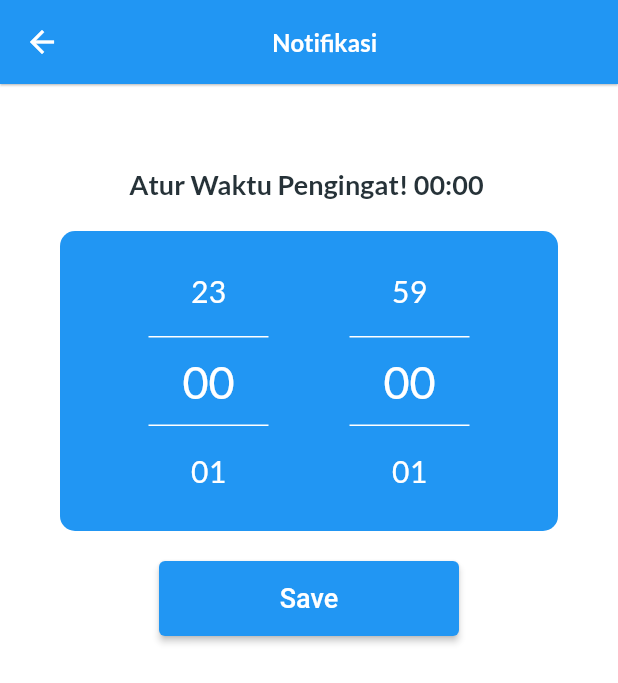
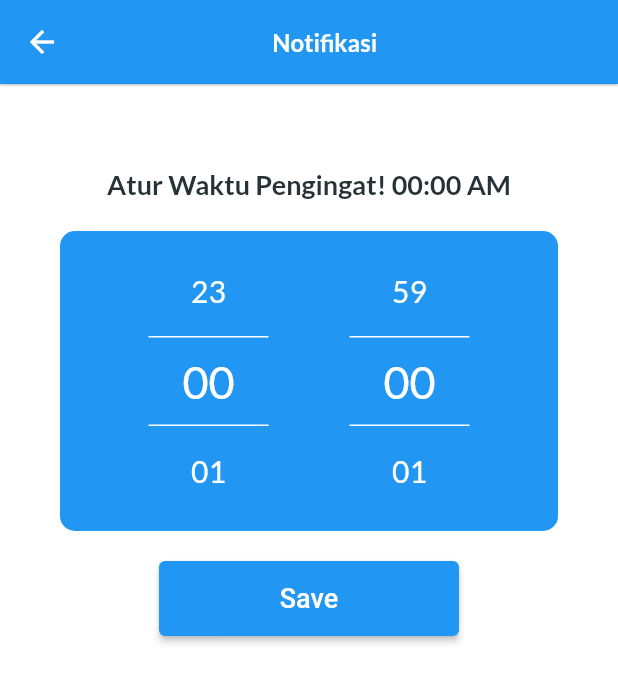
Before and after one commit to rizkycandra0426/investasi_app, a Flutter app: the NotifikasiView screen opened directly, after a tap on "Save", on a phone screen of 412 x 824 dp. Shown: the top 683 px of the screen. Run offline on Flutter 3.47's test engine with Material 3 defaults, Android fonts, the light colour scheme and no system bars; drawn by our look-alikes of numberpicker; our stand-ins replace animated_splash_screen, cached_network_image, carousel_slider, dio, file_picker, flutter_animate and 14 more; missing offline and left inert: faker_dart; accounts and stored records are empty; network calls fail; project files that could hold a hidden picture were left out.

Commit message:
edit pinjaman, berita and notifikasi

```diff
--- a/lib/module/investasi/pinjaman/controller/pinjaman_controller.dart
+++ b/lib/module/investasi/pinjaman/controller/pinjaman_controller.dart
@@ -33,7 +33,7 @@ class PinjamanController extends State<PinjamanView> {
 
   double pinjamanAwal = 0;
   int jangkaWaktuDalamTahun = 0;
-  double persentaseBunga = 0;
+  int persentaseBunga = 0;
   double hasil = 0;
   String hintText = "";
 
@@ -49,7 +49,6 @@ class PinjamanController extends State<PinjamanView> {
   }
 
   hitung() async {
-    // await Future.delayed(Duration(milliseconds: 100));
     hitungNilaiPinjaman();
     setState(() {
       isButtonPressed = true;
@@ -62,7 +61,7 @@ class PinjamanController extends State<PinjamanView> {
 
   void hitungNilaiPinjaman() {
     double principal = pinjamanAwal;
-    double persentase = persentaseBunga;
+    int persentase = persentaseBunga;
     int years = jangkaWaktuDalamTahun;
 
     double monthlyInterestRate = persentase / 100 / 12;
--- a/lib/module/investasi/pinjaman/view/pinjaman_view.dart
+++ b/lib/module/investasi/pinjaman/view/pinjaman_view.dart
@@ -201,7 +201,9 @@ class PinjamanView extends StatefulWidget {
                           Row(
                             children: [
                               Expanded(
-                                child: TextField(
+                                child: TextFormField(
+                                  initialValue: controller.persentaseBunga
+                                      .toStringAsFixed(0),
                                   key: Key("key_${controller.persentaseBunga}"),
                                   textAlign: TextAlign.center,
                                   showCursor: true,
@@ -215,7 +217,7 @@ class PinjamanView extends StatefulWidget {
                                   ),
                                   onChanged: (value) {
                                     controller.persentaseBunga =
-                                        double.tryParse(value) ?? 0;
+                                        int.tryParse(value) ?? 0;
                                   },
                                 ),
                               ),
--- a/lib/module/notifikasi/controller/notifikasi_controller.dart
+++ b/lib/module/notifikasi/controller/notifikasi_controller.dart
@@ -1,4 +1,5 @@
 import 'package:flutter/material.dart';
+import 'package:shared_preferences/shared_preferences.dart';
 import 'package:hyper_ui/core.dart';
 import '../view/notifikasi_view.dart';
 
@@ -8,12 +9,13 @@ class NotifikasiController extends State<NotifikasiView> {
 
   var hour = 0;
   var minute = 0;
-  var timeFormat = "";
+  var timeFormat = "AM";
 
   @override
   void initState() {
     instance = this;
     super.initState();
+    loadData();
   }
 
   void updateTime(int newHour, int newMinute, String newTimeFormat) {
@@ -24,7 +26,21 @@ class NotifikasiController extends State<NotifikasiView> {
     });
   }
 
-  void saveData(int hour, int minute, String timeFormat) {}
+  Future<void> saveData(int hour, int minute, String timeFormat) async {
+    final prefs = await SharedPreferences.getInstance();
+    await prefs.setInt('hour', hour);
+    await prefs.setInt('minute', minute);
+    await prefs.setString('timeFormat', timeFormat);
+  }
+
+  Future<void> loadData() async {
+    final prefs = await SharedPreferences.getInstance();
+    setState(() {
+      hour = prefs.getInt('hour') ?? 0;
+      minute = prefs.getInt('minute') ?? 0;
+      timeFormat = prefs.getString('timeFormat') ?? 'AM';
+    });
+  }
 
   @override
   void dispose() {
--- a/lib/module/notifikasi/view/notifikasi_view.dart
+++ b/lib/module/notifikasi/view/notifikasi_view.dart
@@ -107,9 +107,9 @@ class NotifikasiView extends StatefulWidget {
                         controller.timeFormat);
                   },
                   style: ButtonStyle(
-                    minimumSize: MaterialStatePropertyAll(Size(200, 50)),
-                    backgroundColor: MaterialStatePropertyAll(Colors.blue),
-                    foregroundColor: MaterialStatePropertyAll(Colors.white),
+                    minimumSize: MaterialStateProperty.all(Size(200, 50)),
+                    backgroundColor: MaterialStateProperty.all(Colors.blue),
+                    foregroundColor: MaterialStateProperty.all(Colors.white),
                   ),
                   child: Text(
                     'Save',
--- a/lib/module/pencatatan_keuangan/dashboard/view/dashboard_view.dart
+++ b/lib/module/pencatatan_keuangan/dashboard/view/dashboard_view.dart
@@ -56,7 +56,7 @@ class DashboardView extends StatefulWidget {
             ClipPath(
               clipper: DashboardCardClipPath(),
               child: Container(
-                height: 400,
+                height: 360,
                 width: MediaQuery.of(context).size.width,
                 color: primaryColor,
               ),
--- a/lib/module/pencatatan_keuangan/dashboard/widget/dashboard_clippath.dart
+++ b/lib/module/pencatatan_keuangan/dashboard/widget/dashboard_clippath.dart
@@ -9,7 +9,7 @@ class DashboardCardClipPath extends CustomClipper<Path> {
       size.width / 2,
       size.height,
       size.width,
-      size.height - 25,
+      size.height - 35,
     );
     path.lineTo(size.width, 0);
     path.close();
--- a/lib/module/profile/view/profile_view.dart
+++ b/lib/module/profile/view/profile_view.dart
@@ -63,7 +63,7 @@ class ProfileView extends StatefulWidget {
                     CircleAvatar(
                       radius: 60,
                       backgroundImage: NetworkImage(
-                        "https://i.ibb.co/PGv8ZzG/me.jpg",
+                        "https://cdn.pixabay.com/photo/2015/04/23/22/00/tree-736885_960_720.jpg",
                       ),
                     ),
                     SizedBox(height: 10), // Spasi antara CircleAvatar dan teks
--- a/lib/module/statistik/statistik_dashboard/view/statistik_dashboard_view.dart
+++ b/lib/module/statistik/statistik_dashboard/view/statistik_dashboard_view.dart
@@ -59,7 +59,7 @@ class StatistikDashboardView extends StatefulWidget {
             ClipPath(
               clipper: StatistikClipPathClass(),
               child: Container(
-                height: 270,
+                height: 250,
                 width: MediaQuery.of(context).size.width,
                 color: Colors.blue,
               ),
--- a/lib/service/base_service.dart
+++ b/lib/service/base_service.dart
@@ -3,7 +3,7 @@ import 'package:hyper_ui/model/kategori_pemasukan_response.dart';
 
 class BaseService<T> {
   // String baseUrl = "http://192.168.18.189:8000/api";
-  String baseUrl = "http://192.168.1.78:8000/api";
+  String baseUrl = "http://192.168.1.12:8000/api";
   String endpoint = "kategori_pemasukans";
 
   Future<T> get() async {
--- a/pubspec.yaml
+++ b/pubspec.yaml
@@ -40,7 +40,7 @@ dependencies:
   flutter_inappwebview: ^5.7.2+3
   syncfusion_flutter_calendar: ^22.2.12
   fl_chart: ^0.65.0
-  shared_preferences: ^2.2.2
+  shared_preferences: ^2.2.3
   numberpicker: ^2.1.2
   lottie: ^2.7.0
   animated_splash_screen: ^1.3.0
```
Also changed, not shown: lib/module/berita/view/berita_view.dart (+5 -3 lines), pubspec.lock.
